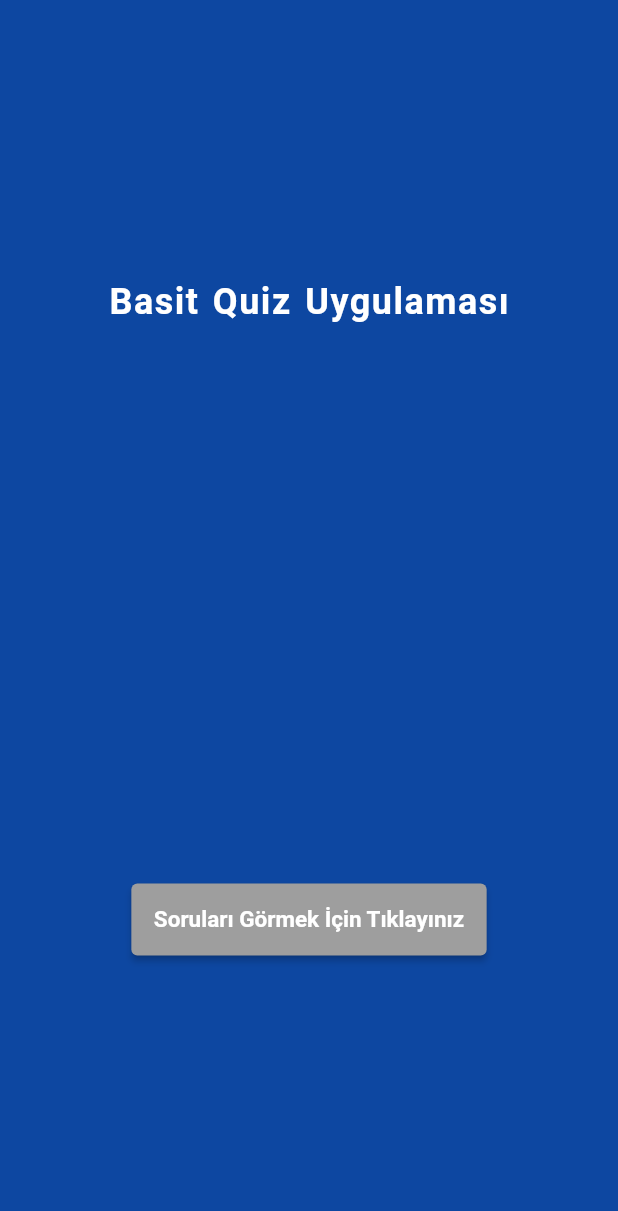
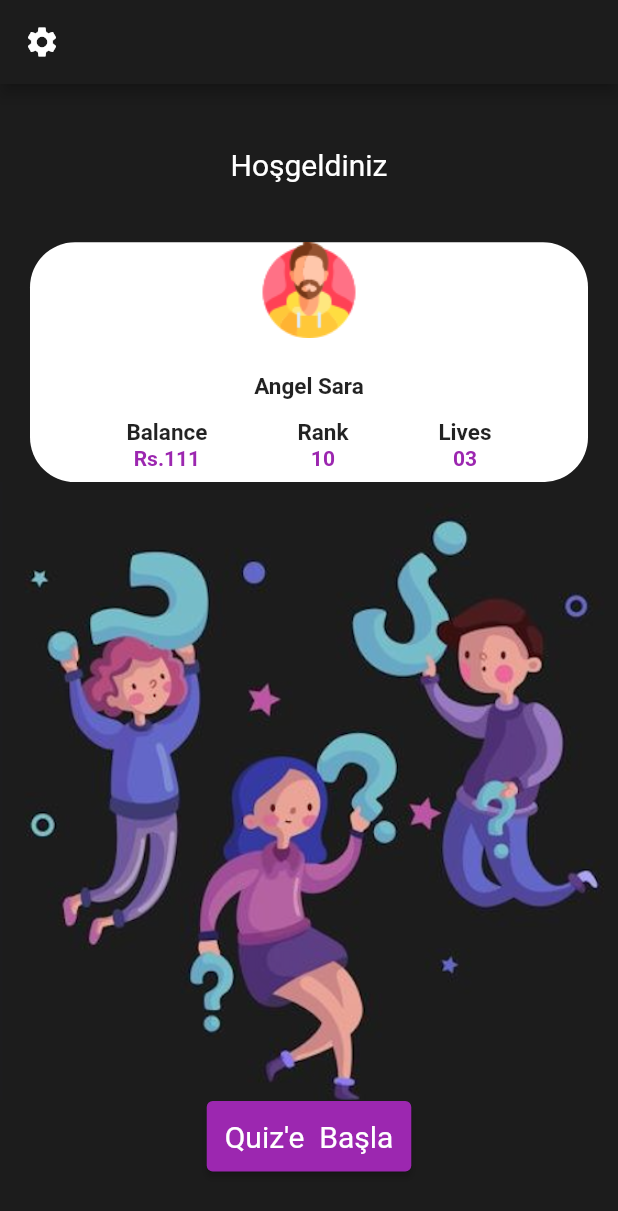
Before and after one commit to danieloampah/Basic_Questions_Quiz, a Flutter app: the screen it shows after launch, on a phone screen of 412 x 824 dp. Shown: the top 1211 px of the screen. Run offline on Flutter 3.47's test engine with Material 2 defaults, Android fonts, the phone set to English and light mode, and no system bars.

Commit message:
New Design Add

```diff
--- /dev/null
+++ b/lib/StartPage.dart
@@ -0,0 +1,128 @@
+import 'package:flutter/material.dart';
+
+import 'questionsPage.dart';
+
+class StartPage extends StatefulWidget {
+  const StartPage({Key? key}) : super(key: key);
+
+  @override
+  State<StartPage> createState() => _StartPageState();
+}
+
+class _StartPageState extends State<StartPage> {
+  @override
+  Widget build(BuildContext context) {
+    return Scaffold(
+      appBar: AppBar(
+        backgroundColor: Color.fromRGBO(28, 28, 28, 1),
+        leading: Icon(Icons.settings),
+      ),
+      backgroundColor: Color.fromRGBO(28, 28, 28, 1),
+      body: Center(
+        child: Column(
+          mainAxisAlignment: MainAxisAlignment.center,
+          children: [
+            Text(
+              "Hoşgeldiniz",
+              style: TextStyle(
+                  color: Colors.white,
+                  fontSize: 20,
+                  ),
+            ),
+            Padding(
+              padding: const EdgeInsets.only(top: 40, left: 20, right: 20),
+              child: Container(
+                width: 450,
+                height: 160,
+                decoration: BoxDecoration(
+                  color: Colors.white,
+                  borderRadius: BorderRadius.circular(30),
+                ),
+                child: Column(
+                  children: [
+                    Image.asset("assets/images/man.png"),
+                    SizedBox(height: 10,),
+                    Padding(
+                      padding: const EdgeInsets.all(13),
+                      child: Text("Angel Sara",style: TextStyle(fontSize: 15, fontWeight: FontWeight.bold),),
+                    ),
+                    Center(
+                      child: Row(
+                        mainAxisAlignment: MainAxisAlignment.center,
+                        children: [
+                          Column(
+                            children: [
+                              Text("Balance", style: TextStyle(fontWeight: FontWeight.bold,fontSize: 15),),
+                              Text("Rs.111", style: TextStyle(color: Colors.purple, fontWeight: FontWeight.bold, fontSize: 14),),
+                            ],
+                          ),
+                          SizedBox(
+                            width: 60,
+                          ),
+                          Column(
+                            children: [
+                              Text("Rank",style: TextStyle(fontWeight: FontWeight.bold,fontSize: 15),),
+                              Text("10",style: TextStyle(color: Colors.purple, fontWeight: FontWeight.bold, fontSize: 14),),
+                            ],
+                          ),
+                          SizedBox(
+                            width: 60,
+                          ),
+                          Column(
+                            children: [
+                              Text("Lives",style: TextStyle(fontWeight: FontWeight.bold,fontSize: 15),),
+                              Text("03",style: TextStyle(color: Colors.purple, fontWeight: FontWeight.bold, fontSize: 14),),
+                            ],
+                          )
+                        ],
+                      ),
+                    )
+                  ],
+                ),
+              ),
+            ),
+            Image.asset("assets/images/bg.png"),
+            ElevatedButton(
+              onPressed: () {
+                Navigator.push(context, MaterialPageRoute(builder: (context) => SoruSayfasi()),);
+              },
+              child: Text("Quiz'e Başla"),
+              style: ElevatedButton.styleFrom(backgroundColor: Colors.purple, padding: EdgeInsets.all(12) ,textStyle: TextStyle(fontSize: 20, wordSpacing: 5)),
+            ),
+          ],
+        ),
+      ),
+    );
+  }
+}
+
+/*child: Column(
+          mainAxisAlignment: MainAxisAlignment.spaceAround,
+          children: [
+            Text(
+              "Basit Quiz Uygulaması",
+              style: TextStyle(
+                  fontSize: 24,
+                  color: Colors.white,
+                  fontWeight: FontWeight.bold,
+                  wordSpacing: 2,
+                  letterSpacing: 1),
+            ),
+            ElevatedButton(
+              child: Text("Soruları Görmek İçin Tıklayınız"),
+              onPressed: () {
+                Navigator.push(
+                  context,
+                  MaterialPageRoute(
+                    builder: (context) => SoruSayfasi(),
+                  ),
+                );
+              },
+              style: ElevatedButton.styleFrom(
+                  primary: Colors.grey,
+                  padding: EdgeInsets.all(15),
+                  textStyle:
+                  TextStyle(fontSize: 15, fontWeight: FontWeight.bold)),
+            ),
+          ],
+        ),*/
--- a/lib/lastPage.dart
+++ b/lib/lastPage.dart
@@ -1,5 +1,7 @@
 import 'package:bilgi_yarismasi/main.dart';
 import 'package:flutter/material.dart';
+
+import 'StartPage.dart';
 
 class LastPage extends StatefulWidget {
   const LastPage({Key? key}) : super(key: key);
@@ -22,7 +24,7 @@ class _LastPageState extends State<LastPage> {
                 Navigator.push(
                   context,
                   MaterialPageRoute(
-                    builder: (context) => MainPage(),
+                    builder: (context) => StartPage(),
                   ),
                 );
               },
--- a/lib/main.dart
+++ b/lib/main.dart
@@ -1,5 +1,6 @@
 import 'package:flutter/material.dart';
 
+import 'StartPage.dart';
 import 'questionsPage.dart';
 
 void main() => runApp(BilgiTesti());
@@ -11,63 +12,7 @@ class BilgiTesti extends StatelessWidget {
   Widget build(BuildContext context) {
     return MaterialApp(
       debugShowCheckedModeBanner: false,
-      home: Scaffold(
-        backgroundColor: Colors.blue.shade900,
-        body: SafeArea(
-          child: Padding(
-            padding: EdgeInsets.symmetric(horizontal: 10),
-            child: MainPage(),
-          ),
-        ),
-      ),
-    );
+      home: StartPage(),
+      );
   }
 }
-
-class MainPage extends StatefulWidget {
-  const MainPage({Key? key}) : super(key: key);
-
-  @override
-  State<MainPage> createState() => _MainPageState();
-}
-
-class _MainPageState extends State<MainPage> {
-  @override
-  Widget build(BuildContext context) {
-    return Scaffold(
-      backgroundColor: Colors.blue.shade900,
-      body: Center(
-        child: Column(
-          mainAxisAlignment: MainAxisAlignment.spaceAround,
-          children: [
-            Text(
-              "Basit Quiz Uygulaması",
-              style: TextStyle(
-                  fontSize: 24,
-                  color: Colors.white,
-                  fontWeight: FontWeight.bold,
-                  wordSpacing: 2,
-                  letterSpacing: 1),
-            ),
-            ElevatedButton(
-              child: Text("Soruları Görmek İçin Tıklayınız"),
-              onPressed: () {
-                Navigator.push(
-                  context,
-                  MaterialPageRoute(
-                    builder: (context) => SoruSayfasi(),
-                  ),
-                );
-              },
-              style: ElevatedButton.styleFrom(
-                  primary: Colors.grey,
-                  padding: EdgeInsets.all(15),
-                  textStyle:
-                      TextStyle(fontSize: 15, fontWeight: FontWeight.bold)),
-            ),
-          ],
-        ),
-      ),
-    );
-  }
-}
--- a/pubspec.yaml
+++ b/pubspec.yaml
@@ -60,9 +60,8 @@ flutter:
   uses-material-design: true
 
   # To add assets to your application, add an assets section, like this:
-  # assets:
-  #   - images/a_dot_burr.jpeg
-  #   - images/a_dot_ham.jpeg
+  assets:
+    - assets/images/
 
   # An image asset can refer to one or more resolution-specific "variants", see
   # https://flutter.dev/assets-and-images/#resolution-aware
```
Also changed, not shown: assets/images/bg.png (added), assets/images/man.png (added).
